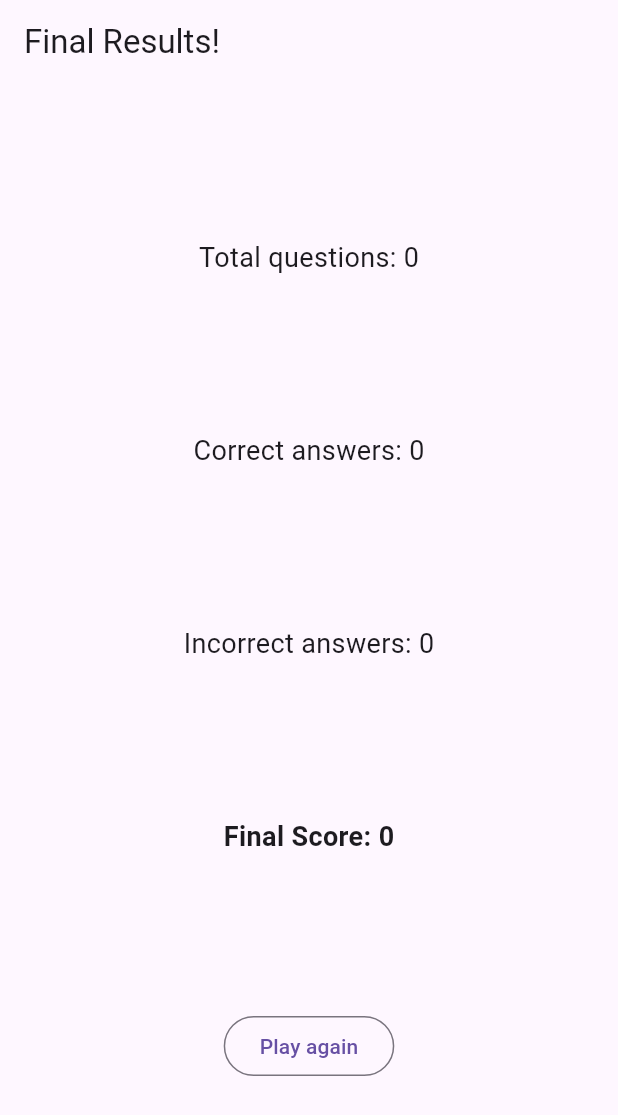
After one commit to santtiagogp/Trivia-App, a Flutter app: the ResultsScreen screen opened directly, on a phone screen of 412 x 824 dp. The commit adds this screen. Shown: the top 1115 px of the screen. Run offline on Flutter 3.47's test engine with Material 3 defaults, Android fonts, the phone set to English and light mode, and no system bars; our stand-ins replace audioplayers, confetti.

Commit message:
Confetti added for each correct answer, and final results screen added

```diff
--- a/lib/ui/screens/notifiers/questions_notifier/questions_notifier.dart
+++ b/lib/ui/screens/notifiers/questions_notifier/questions_notifier.dart
@@ -14,11 +14,18 @@ class QuestionsNotifier extends ChangeNotifier {
   int _currentQuestionIndex = 0;
   bool _lastQuestion = false;
 
+  int _correctAnswers = 0;
+  int _wrongAnswers = 0;
+  int _finalScore = 0;
+
   List<Result> get questions => _questions;
   bool get isLastQuestion => _lastQuestion;
   int get currentQuestion => _currentQuestionIndex + 1;
   List<String> get currentAnswers => _currentAnswers;
   String get currentCorrectAnswer => _currentCorrectAnswer;
+  int get correctAnswers => _correctAnswers;
+  int get wrongAnswers => _wrongAnswers;
+  int get finalScore => _finalScore;
 
   setCurrentAnswers() {
 
@@ -76,4 +83,19 @@ class QuestionsNotifier extends ChangeNotifier {
     _lastQuestion = false;
   }
 
+  void addPoints() {
+    _finalScore += 100;
+    notifyListeners();
+  }
+
+  void addCorrectAnswers() => _correctAnswers++;
+
+  void addWrongAnswers() => _wrongAnswers++;
+
+  void resetScore() {
+    _finalScore = 0;
+    _correctAnswers = 0;
+    _wrongAnswers = 0;
+  }
+
 }
--- /dev/null
+++ b/lib/ui/screens/results_screen/results_screen.dart
@@ -0,0 +1,103 @@
+import 'dart:math';
+
+import 'package:confetti/confetti.dart';
+import 'package:flutter/material.dart';
+import 'package:provider/provider.dart';
+
+import '../notifiers/questions_notifier/questions_notifier.dart';
+import '../start_screen/start_screen.dart';
+
+class ResultsScreen extends StatefulWidget {
+  const ResultsScreen({super.key});
+
+  @override
+  State<ResultsScreen> createState() => _ResultsScreenState();
+}
+
+class _ResultsScreenState extends State<ResultsScreen> {
+
+  late ConfettiController confettiController;
+
+  @override
+  void initState() {
+    confettiController = ConfettiController();
+    confettiController.play();
+    super.initState();
+  }
+
+  @override
+  Widget build(BuildContext context) {
+
+    final qProvider = Provider.of<QuestionsNotifier>(context);
+
+    return PopScope(
+      canPop: false,
+      child: Stack(
+        alignment: Alignment.topCenter,
+        children: [
+          Scaffold(
+            appBar: AppBar(
+              title: const Text('Final Results!'),
+              automaticallyImplyLeading: false,
+            ),
+            body: Center(
+              child: Column(
+                mainAxisAlignment: MainAxisAlignment.spaceEvenly,
+                children: [
+                  Text(
+                    'Total questions: ${qProvider.questions.length}',
+                    style: const TextStyle(
+                      fontSize: 18,
+                    )
+                  ),
+                  Text(
+                    'Correct answers: ${qProvider.correctAnswers}',
+                    style: const TextStyle(
+                      fontSize: 18,
+                    )
+                  ),
+                  Text(
+                    'Incorrect answers: ${qProvider.wrongAnswers}',
+                    style: const TextStyle(
+                      fontSize: 18,
+                    )
+                  ),
+                  Text(
+                    'Final Score: ${qProvider.finalScore}',
+                    style: const TextStyle(
+                      fontSize: 18,
+                      fontWeight: FontWeight.bold
+                    )
+                  ),
+                  OutlinedButton(
+                    onPressed: () => Navigator.pushReplacement(
+                      context,
+                      MaterialPageRoute(
+                        builder: (context) {
+                          qProvider.resetAllValues();
+                          qProvider.resetScore();
+                          return const StartScreen();
+                        },
+                      )
+                    ),
+                    child: const Text('Play again')
+                  )
+                ],
+              ),
+            ),
+          ),
+          ConfettiWidget(
+            confettiController: confettiController,
+            shouldLoop: true,
+            blastDirection: pi / 2,
+            blastDirectionality: BlastDirectionality.explosive,
+            minBlastForce: 8,
+            maxBlastForce: 10,
+            emissionFrequency: 0.03,
+            numberOfParticles: 9,
+          )
+        ],
+      ),
+    );
+  }
+}
--- a/pubspec.yaml
+++ b/pubspec.yaml
@@ -12,6 +12,7 @@ dependencies:
     sdk: flutter
   http: ^1.2.1
   provider: ^6.1.2
+  confetti: ^0.7.0
 
 dev_dependencies:
   flutter_test:
```
Also changed, not shown: lib/ui/screens/question_screen/question_screen.dart (+41 -6 lines), pubspec.lock.
